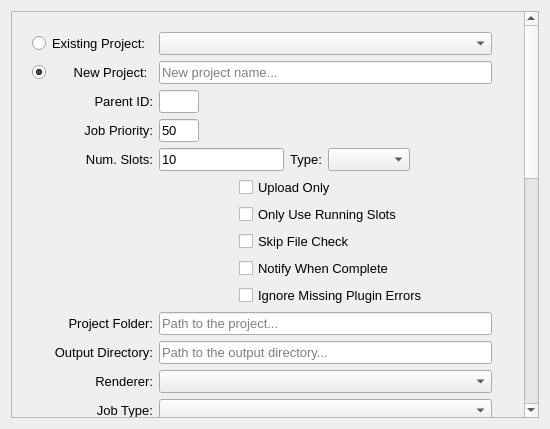
The window that resources/submit_dialog.ui (zync/zync-maya) describes before a commit, drawn with Qt 5.
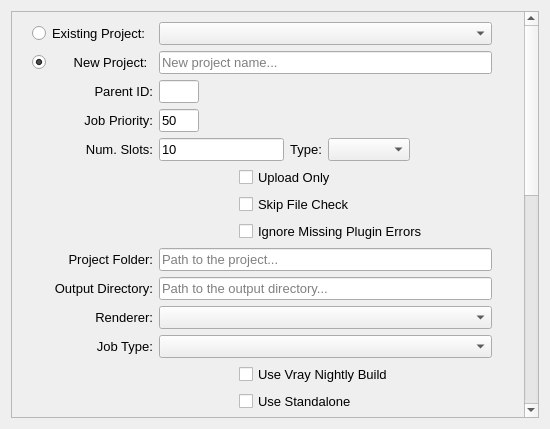
The same window after the commit.

Commit message: Removed start_new_slots and notify_complete controls, as these are not currently used in Zync. Added code to hide the job type menu if the only option is for Render jobs, which is the only option currently supported.

```diff
--- a/resources/submit_dialog.ui
+++ b/resources/submit_dialog.ui
@@ -40,13 +40,13 @@
         <x>0</x>
         <y>0</y>
         <width>509</width>
-        <height>1000</height>
+        <height>900</height>
        </rect>
       </property>
       <property name="minimumSize">
        <size>
         <width>493</width>
-        <height>1000</height>
+        <height>900</height>
        </size>
       </property>
       <widget class="QWidget" name="layoutWidget">
@@ -55,7 +55,7 @@
          <x>0</x>
          <y>0</y>
          <width>480</width>
-         <height>1003</height>
+         <height>900</height>
         </rect>
        </property>
        <property name="font">
@@ -78,7 +78,63 @@
           <property name="bottomMargin">
            <number>10</number>
           </property>
-          <item row="20" column="1">
+          <item row="10" column="0">
+           <widget class="QLabel" name="label_6">
+            <property name="font">
+             <font>
+              <pointsize>10</pointsize>
+             </font>
+            </property>
+            <property name="text">
+             <string>Renderer:</string>
+            </property>
+            <property name="alignment">
+             <set>Qt::AlignRight|Qt::AlignTrailing|Qt::AlignVCenter</set>
+            </property>
+           </widget>
+          </item>
+          <item row="1" column="0">
+           <widget class="QRadioButton" name="new_project">
+            <property name="text">
+             <string>      New Project:</string>
+            </property>
+            <property name="checked">
+             <bool>true</bool>
+            </property>
+            <property name="-ann" stdset="0">
+             <string>`python &quot;cmds.submit_callb('new_project')&quot;`</string>
+            </property>
+           </widget>
+          </item>
+          <item row="0" column="0">
+           <widget class="QRadioButton" name="existing_project">
+            <property name="text">
+             <string>Existing Project:</string>
+            </property>
+            <property name="checked">
+             <bool>false</bool>
+            </property>
+            <property name="-ann" stdset="0">
+             <string>`python &quot;cmds.submit_callb('existing_project')&quot;`</string>
+            </property>
+           </widget>
+          </item>
+          <item row="17" column="0">
+           <widget class="QLabel" name="label_9">
+            <property name="font">
+             <font>
+              <pointsize>10</pointsize>
+             </font>
+            </property>
+            <property name="text">
+             <string>Chunk Size:</string>
+            </property>
+            <property name="alignment">
+             <set>Qt::AlignRight|Qt::AlignTrailing|Qt::AlignVCenter</set>
+            </property>
+           </widget>
+          </item>
+          <item row="18" column="1">
            <widget class="QComboBox" name="camera">
             <property name="font">
              <font>
@@ -90,7 +146,7 @@
             </property>
            </widget>
           </item>
-          <item row="11" column="0">
+          <item row="9" column="0">
            <widget class="QLabel" name="label_5">
             <property name="font">
              <font>
@@ -174,7 +230,7 @@
             </property>
            </widget>
           </item>
-          <item row="11" column="1">
+          <item row="9" column="1">
            <widget class="QLineEdit" name="output_dir">
             <property name="placeholderText">
              <string>Path to the output directory...</string>
@@ -184,7 +240,7 @@
             </property>
            </widget>
           </item>
-          <item row="9" column="1">
+          <item row="7" column="1">
            <layout class="QHBoxLayout" name="horizontalLayout_13">
             <item>
              <spacer name="horizontalSpacer_14">
@@ -224,37 +280,7 @@
             </property>
            </widget>
           </item>
-          <item row="6" column="1">
-           <layout class="QHBoxLayout" name="horizontalLayout_6">
-            <item>
-             <spacer name="horizontalSpacer_8">
-              <property name="orientation">
-               <enum>Qt::Horizontal</enum>
-              </property>
-              <property name="sizeType">
-               <enum>QSizePolicy::Fixed</enum>
-              </property>
-              <property name="sizeHint" stdset="0">
-               <size>
-                <width>80</width>
-                <height>20</height>
-               </size>
-              </property>
-             </spacer>
-            </item>
-            <item>
-             <widget class="QCheckBox" name="start_new_slots">
-              <property name="text">
-               <string>Only Use Running Slots</string>
-              </property>
-              <property name="-v" stdset="0">
-               <string>`python &quot;cmds.submit_callb('start_new_slots')&quot;`</string>
-              </property>
-             </widget>
-            </item>
-           </layout>
-          </item>
-          <item row="16" column="1">
+          <item row="14" column="1">
            <layout class="QHBoxLayout" name="horizontalLayout_12">
             <item>
              <spacer name="horizontalSpacer_12">
@@ -586,14 +612,29 @@
             </property>
            </widget>
           </item>
-          <item row="12" column="1">
+          <item row="10" column="1">
            <widget class="QComboBox" name="renderer">
             <property name="-ann" stdset="0">
              <string>`python &quot;cmds.submit_callb('renderer')&quot;`</string>
             </property>
            </widget>
           </item>
-          <item row="10" column="1">
+          <item row="18" column="0">
+           <widget class="QLabel" name="label_10">
+            <property name="font">
+             <font>
+              <pointsize>10</pointsize>
+             </font>
+            </property>
+            <property name="text">
+             <string>Camera:</string>
+            </property>
+            <property name="alignment">
+             <set>Qt::AlignRight|Qt::AlignTrailing|Qt::AlignVCenter</set>
+            </property>
+           </widget>
+          </item>
+          <item row="8" column="1">
            <widget class="QLineEdit" name="project">
             <property name="placeholderText">
              <string>Path to the project...</string>
@@ -603,63 +644,7 @@
             </property>
            </widget>
           </item>
-          <item row="20" column="0">
-           <widget class="QLabel" name="label_10">
-            <property name="font">
-             <font>
-              <pointsize>10</pointsize>
-             </font>
-            </property>
-            <property name="text">
-             <string>Camera:</string>
-            </property>
-            <property name="alignment">
-             <set>Qt::AlignRight|Qt::AlignTrailing|Qt::AlignVCenter</set>
-            </property>
-           </widget>
-          </item>
-          <item row="1" column="0">
-           <widget class="QRadioButton" name="new_project">
-            <property name="text">
-             <string>      New Project:</string>
-            </property>
-            <property name="checked">
-             <bool>true</bool>
-            </property>
-            <property name="-ann" stdset="0">
-             <string>`python &quot;cmds.submit_callb('new_project')&quot;`</string>
-            </property>
-           </widget>
-          </item>
-          <item row="0" column="0">
-           <widget class="QRadioButton" name="existing_project">
-            <property name="text">
-             <string>Existing Project:</string>
-            </property>
-            <property name="checked">
-             <bool>false</bool>
-            </property>
-            <property name="-ann" stdset="0">
-             <string>`python &quot;cmds.submit_callb('existing_project')&quot;`</string>
-            </property>
-           </widget>
-          </item>
-          <item row="12" column="0">
-           <widget class="QLabel" name="label_6">
-            <property name="font">
-             <font>
-              <pointsize>10</pointsize>
-             </font>
-            </property>
-            <property name="text">
-             <string>Renderer:</string>
-            </property>
-            <property name="alignment">
-             <set>Qt::AlignRight|Qt::AlignTrailing|Qt::AlignVCenter</set>
-            </property>
-           </widget>
-          </item>
-          <item row="15" column="1">
+          <item row="13" column="1">
            <layout class="QHBoxLayout" name="horizontalLayout_15">
             <item>
              <spacer name="horizontalSpacer_13">
@@ -761,43 +746,7 @@
             </item>
            </layout>
           </item>
-          <item row="8" column="1">
-           <layout class="QHBoxLayout" name="horizontalLayout_8">
-            <item>
-             <spacer name="horizontalSpacer_7">
-              <property name="orientation">
-               <enum>Qt::Horizontal</enum>
-              </property>
-              <property name="sizeType">
-               <enum>QSizePolicy::Fixed</enum>
-              </property>
-              <property name="sizeHint" stdset="0">
-               <size>
-                <width>80</width>
-                <height>20</height>
-               </size>
-              </property>
-             </spacer>
-            </item>
-            <item>
-             <widget class="QCheckBox" name="notify_complete">
-              <property name="minimumSize">
-               <size>
-                <width>0</width>
-                <height>0</height>
-               </size>
-              </property>
-              <property name="text">
-               <string>Notify When Complete</string>
-              </property>
-              <property name="-v" stdset="0">
-               <string>`python &quot;cmds.submit_callb('notify_complete')&quot;`</string>
-              </property>
-             </widget>
-            </item>
-           </layout>
-          </item>
-          <item row="17" column="1">
+          <item row="15" column="1">
            <widget class="QLineEdit" name="frange">
             <property name="sizePolicy">
              <sizepolicy hsizetype="Maximum" vsizetype="Fixed">
@@ -818,7 +767,7 @@
             </property>
            </widget>
           </item>
-          <item row="14" column="1">
+          <item row="12" column="1">
            <layout class="QHBoxLayout" name="horizontalLayout_10">
             <item>
              <spacer name="horizontalSpacer_11">
@@ -878,7 +827,7 @@
             </property>
            </widget>
           </item>
-          <item row="7" column="1">
+          <item row="6" column="1">
            <layout class="QHBoxLayout" name="horizontalLayout_7">
             <item>
              <spacer name="horizontalSpacer_6">
@@ -987,7 +936,7 @@
             </property>
            </widget>
           </item>
-          <item row="10" column="0">
+          <item row="8" column="0">
            <widget class="QLabel" name="label_4">
             <property name="font">
              <font>
@@ -1017,15 +966,15 @@
             </property>
            </widget>
           </item>
-          <item row="13" column="1">
+          <item row="11" column="1">
            <widget class="QComboBox" name="job_type">
             <property name="-ann" stdset="0">
              <string>`python &quot;cmds.submit_callb('job_type')&quot;`</string>
             </property>
            </widget>
           </item>
-          <item row="13" column="0">
-           <widget class="QLabel" name="label">
+          <item row="11" column="0">
+           <widget class="QLabel" name="job_type_label">
             <property name="font">
              <font>
               <family>Lucida Grande</family>
```
Left out of the diff: 33 changed lines with no effect on the pictures. The commit also changes 1 other file.
